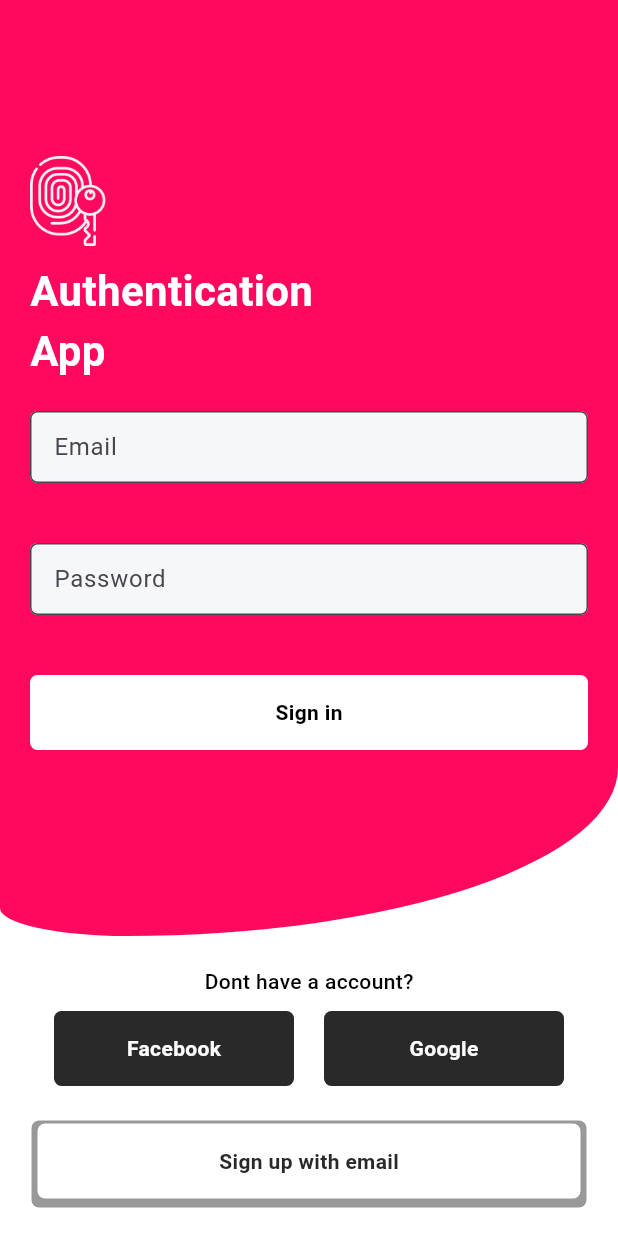
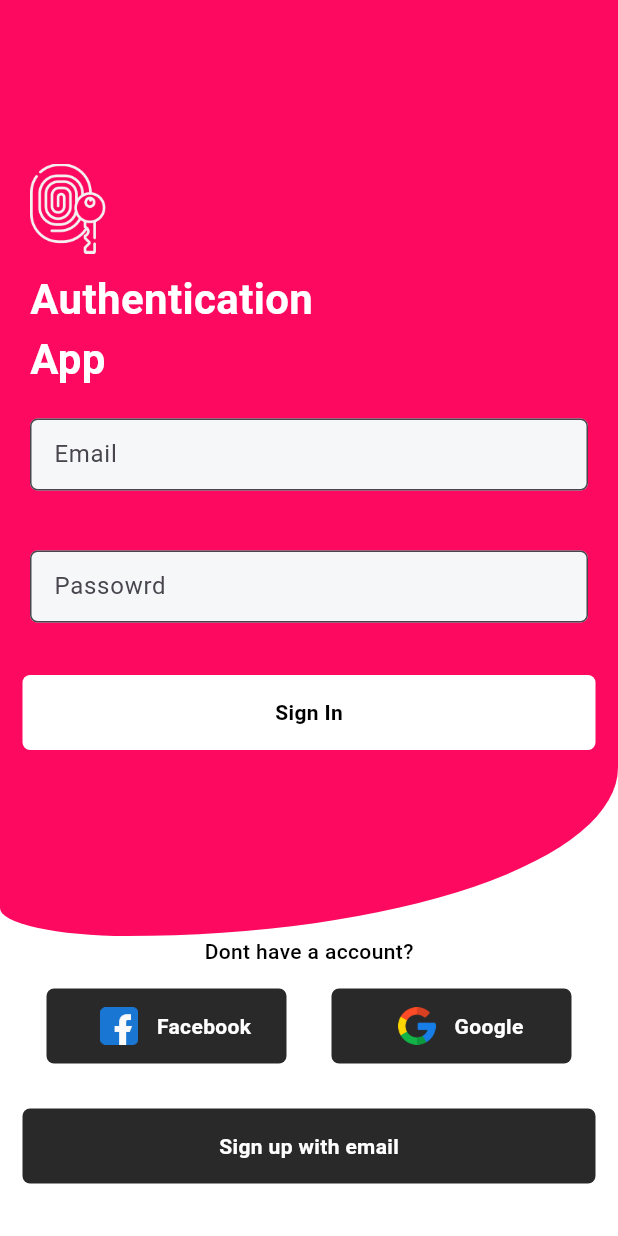
Before and after one commit to beatrizgomees/authenticationApp, a Flutter app: the screen it shows after launch, on a phone screen of 412 x 824 dp. Run offline on Flutter 3.47's test engine with Material 3 defaults, Android fonts, the phone set to English and light mode, and no system bars.

Commit message:
creation of components to improve code flow

```diff
--- a/lib/screen/login_screen.dart
+++ b/lib/screen/login_screen.dart
@@ -1,3 +1,5 @@
+import 'package:authentication_app/shared/components/custom_button_component.dart';
+import 'package:authentication_app/shared/components/text_form_field_component.dart';
 import 'package:flutter/cupertino.dart';
 import 'package:flutter/material.dart';
 import 'package:flutter/widgets.dart';
@@ -60,147 +62,66 @@ class LoginScreen extends StatelessWidget {
                           ),
                         ],
                       ),
-                      Padding(
-                        padding: const EdgeInsets.all(20),
-                        child: TextFormField(
-                          decoration: InputDecoration(
-                              contentPadding: EdgeInsets.fromLTRB(12, 0, 12, 0),
-                              fillColor: Color.fromRGBO(245, 247, 248, 1),
-                              filled: true,
-                              focusColor: Color.fromRGBO(245, 247, 248, 1),
-                              hintText: 'Email',
-                              border: OutlineInputBorder(
-                                  borderRadius: BorderRadius.circular(5))),
-                        ),
-                      ),
-                      Padding(
-                        padding: const EdgeInsets.all(20),
-                        child: TextFormField(
-                          decoration: InputDecoration(
-                            contentPadding: EdgeInsets.fromLTRB(12, 0, 12, 0),
-                            fillColor: Color.fromRGBO(245, 247, 248, 1),
-                            filled: true,
-                            focusColor: Color.fromRGBO(245, 247, 248, 1),
-                            hintText: 'Password',
-                            border: OutlineInputBorder(
-                                borderRadius: BorderRadius.circular(5)),
-                          ),
-                        ),
-                      ),
-                      Padding(
-                        padding: const EdgeInsets.all(20),
-                        child: GestureDetector(
-                          child: Container(
-                            width: MediaQuery.of(context).size.width,
-                            height: 50,
-                            decoration: BoxDecoration(
-                              borderRadius: BorderRadius.circular(5),
-                              color: Colors.white,
-                            ),
-                            child: const Center(
-                              child: Text(
-                                "Sign in",
-                                style: TextStyle(
-                                    fontWeight: FontWeight.w600,
-                                    color: Colors.black),
-                              ),
-                            ),
-                          ),
-                          onTap: () {},
-                        ),
-                      )
+                      TextFormFieldComponent(
+                          title: 'Email',
+                          colorFill: Color.fromRGBO(245, 247, 248, 1),
+                          colorFocus: Color.fromRGBO(245, 247, 248, 1),
+                          filled: true),
+                      TextFormFieldComponent(
+                          title: 'Passowrd',
+                          colorFill: Color.fromRGBO(245, 247, 248, 1),
+                          colorFocus: Color.fromRGBO(245, 247, 248, 1),
+                          filled: true),
+                      CustomButtonComponent(
+                          widthAsset: 0,
+                          heighAsset: 0,
+                          title: 'Sign In',
+                          widthButton: MediaQuery.of(context).size.width,
+                          heightButton: 50,
+                          assetPath: '',
+                          textColor: Colors.black,
+                          color: Colors.white)
                     ],
                   ),
-                ),
-                const SizedBox(
-                  height: 20,
                 ),
                 const Text(
                   'Dont have a account?',
                   style: TextStyle(
                       color: Colors.black, fontWeight: FontWeight.w500),
                 ),
-                const SizedBox(height: 10),
                 Row(
                   mainAxisAlignment: MainAxisAlignment.center,
                   children: [
-                    Padding(
-                      padding: const EdgeInsets.only(left: 10, right: 10),
-                      child: GestureDetector(
-                        child: Container(
-                          width: 160,
-                          height: 50,
-                          decoration: BoxDecoration(
-                            borderRadius: BorderRadius.circular(5),
-                            color: Color.fromRGBO(41, 41, 41, 1),
-                          ),
-                          child: const Center(
-                            child: Text(
-                              "Facebook",
-                              style: TextStyle(
-                                fontWeight: FontWeight.w600,
-                                color: Colors.white,
-                              ),
-                            ),
-                          ),
-                        ),
-                        onTap: () {},
-                      ),
-                    ),
-                    Padding(
-                      padding: const EdgeInsets.only(left: 10, right: 10),
-                      child: GestureDetector(
-                        child: Container(
-                          width: 160,
-                          height: 50,
-                          decoration: BoxDecoration(
-                            borderRadius: BorderRadius.circular(5),
-                            color: Color.fromRGBO(41, 41, 41, 1),
-                          ),
-                          child: const Center(
-                            child: Text(
-                              "Google",
-                              style: TextStyle(
-                                fontWeight: FontWeight.w600,
-                                color: Colors.white,
-                              ),
-                            ),
-                          ),
-                        ),
-                        onTap: () {},
-                      ),
-                    ),
+                    CustomButtonComponent(
+                        title: 'Facebook',
+                        color: Color.fromRGBO(41, 41, 41, 1),
+                        textColor: Colors.white,
+                        assetPath: 'assets/icons/facebook.png',
+                        widthAsset: 50,
+                        heighAsset: 25,
+                        heightButton: 50,
+                        widthButton: 160),
+                    CustomButtonComponent(
+                      title: 'Google',
+                      color: Color.fromRGBO(41, 41, 41, 1),
+                      textColor: Colors.white,
+                      heightButton: 50,
+                      widthButton: 160,
+                      widthAsset: 50,
+                      heighAsset: 25,
+                      assetPath: 'assets/icons/google.png',
+                    )
                   ],
                 ),
-                Padding(
-                  padding: const EdgeInsets.all(25),
-                  child: GestureDetector(
-                    child: Container(
-                      width: MediaQuery.of(context).size.width,
-                      height: 50,
-                      decoration: BoxDecoration(
-                        boxShadow: [
-                          BoxShadow(
-                            color: Colors.black.withOpacity(0.4),
-                            spreadRadius: 4,
-                            offset: Offset(0, 2), // changes position of shadow
-                          ),
-                        ],
-                        borderRadius: BorderRadius.circular(5),
-                        color: Colors.white,
-                      ),
-                      child: const Center(
-                        child: Text(
-                          "Sign up with email",
-                          style: TextStyle(
-                            fontWeight: FontWeight.w600,
-                            color: Color.fromRGBO(41, 41, 41, 1),
-                          ),
-                        ),
-                      ),
-                    ),
-                    onTap: () {},
-                  ),
+                CustomButtonComponent(
+                  title: 'Sign up with email',
+                  widthButton: MediaQuery.of(context).size.width,
+                  heightButton: 50,
+                  textColor: Colors.white,
+                  assetPath: '',
+                  widthAsset: 160,
+                  heighAsset: 50,
+                  color: Color.fromRGBO(41, 41, 41, 1),
                 )
               ],
             ),
--- /dev/null
+++ b/lib/shared/components/custom_button_component.dart
@@ -0,0 +1,62 @@
+import 'package:flutter/cupertino.dart';
+import 'package:flutter/material.dart';
+import 'package:flutter/widgets.dart';
+
+class CustomButtonComponent extends StatelessWidget {
+  CustomButtonComponent(
+      {super.key,
+      required this.title,
+      required this.color,
+      required this.textColor,
+      required this.heightButton,
+      required this.widthButton,
+      required this.assetPath,
+      required this.heighAsset,
+      required this.widthAsset});
+
+  String title;
+  Color color;
+  Color textColor;
+  double widthButton;
+  double heightButton;
+  String assetPath;
+  double widthAsset;
+  double heighAsset;
+
+  @override
+  Widget build(BuildContext context) {
+    return Padding(
+      padding: const EdgeInsets.all(15),
+      child: GestureDetector(
+        child: Container(
+          width: widthButton,
+          height: heightButton,
+          decoration: BoxDecoration(
+            borderRadius: BorderRadius.circular(5),
+            color: color,
+          ),
+          child: Center(
+            child: Row(
+              crossAxisAlignment: CrossAxisAlignment.center,
+              mainAxisAlignment: MainAxisAlignment.center,
+              children: [
+                if (assetPath.isNotEmpty)
+                  Image.asset(
+                    assetPath,
+                    width: widthAsset,
+                    height: heighAsset,
+                  ),
+                Text(
+                  title,
+                  style:
+                      TextStyle(fontWeight: FontWeight.w600, color: textColor),
+                ),
+              ],
+            ),
+          ),
+        ),
+        onTap: () {},
+      ),
+    );
+  }
+}
--- /dev/null
+++ b/lib/shared/components/text_form_field_component.dart
@@ -0,0 +1,32 @@
+import 'package:flutter/material.dart';
+
+class TextFormFieldComponent extends StatelessWidget {
+  TextFormFieldComponent(
+      {super.key,
+      required this.title,
+      required this.colorFill,
+      required this.colorFocus,
+      required this.filled});
+
+  String title;
+  Color colorFill;
+  Color colorFocus;
+  bool filled;
+
+  @override
+  Widget build(BuildContext context) {
+    return Padding(
+      padding: const EdgeInsets.all(20),
+      child: TextFormField(
+        decoration: InputDecoration(
+          contentPadding: EdgeInsets.fromLTRB(12, 0, 12, 0),
+          fillColor: colorFill,
+          filled: filled,
+          focusColor: colorFocus,
+          hintText: title,
+          border: OutlineInputBorder(borderRadius: BorderRadius.circular(5)),
+        ),
+      ),
+    );
+  }
+}
--- a/pubspec.yaml
+++ b/pubspec.yaml
@@ -60,7 +60,8 @@ flutter:
 
   # To add assets to your application, add an assets section, like this:
   assets:
-    - assets/images/acesso.png
+    - assets/images/
+    - assets/icons/
 
 
   # An image asset can refer to one or more resolution-specific "variants", see
```
Also changed, not shown: assets/icons/facebook.png (added), assets/icons/google.png (added), lib/shared/constants/api_constants.dart (added).
